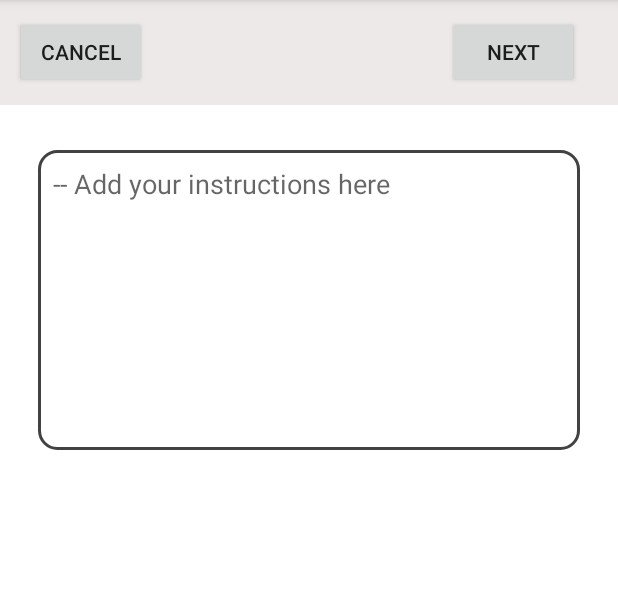
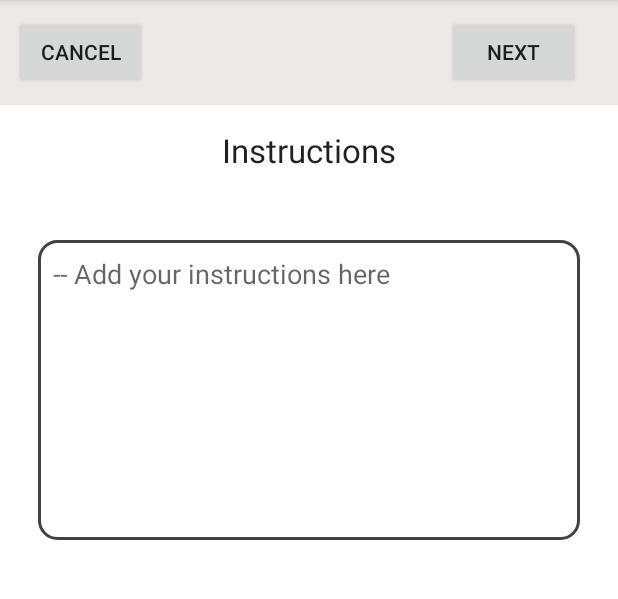
Before and after one commit to EthanB911/ACookBookApp2, an Android app: the fragment Create3Fragment placed in its activity, on a phone screen of 412 x 824 dp, the part 84-683 px from its top. Run offline under Robolectric (Android 15) with nearby library versions, the phone set to English and light mode, and no system bars.

Commit message:
small changes

```diff
--- a/app/src/main/java/com/example/acookbookapp/ListRecipe/ListAdapter.java
+++ b/app/src/main/java/com/example/acookbookapp/ListRecipe/ListAdapter.java
@@ -47,8 +47,9 @@ public class ListAdapter extends RecyclerView.Adapter<ListAdapter.ViewHolder> {
 
             //to show these properties for each item in a list
             holder.textViewHead.setText(listItem.getHead());
-            holder.textViewDesc.setText(listItem.getDesc());
+            holder.textViewDesc.setText("Difficulty: " + listItem.getDesc());
             holder.textViewId.setText(listItem.getId());
+            holder.time.setText("Time: " +listItem.getTime());
             byte[] image= listItem.getImage();
             if(image != null)
                 bitmap = BitmapFactory.decodeByteArray(image, 0, image.length);
@@ -68,6 +69,7 @@ public class ListAdapter extends RecyclerView.Adapter<ListAdapter.ViewHolder> {
         public TextView textViewHead;
         public TextView textViewDesc;
         public TextView textViewId;
+        public TextView time;
         public ImageView imgView;
 
         public ViewHolder(@NonNull View itemView) {
@@ -75,6 +77,7 @@ public class ListAdapter extends RecyclerView.Adapter<ListAdapter.ViewHolder> {
             textViewHead = (TextView) itemView.findViewById(R.id.textViewHead);
             textViewDesc= (TextView) itemView.findViewById(R.id.textViewDesc);
             textViewId= (TextView) itemView.findViewById(R.id.recipeID);
+            time = (TextView)itemView.findViewById(R.id.time);
             imgView = (ImageView)itemView.findViewById(R.id.listimage);
             itemView.setOnClickListener(this);
         }
--- a/app/src/main/java/com/example/acookbookapp/MainMenu/UserFragment.java
+++ b/app/src/main/java/com/example/acookbookapp/MainMenu/UserFragment.java
@@ -78,7 +78,8 @@ View view;
                         res.getString(0),
                         res.getString(1),
                         res.getString(2),
-                        res.getBlob(7)
+                        res.getBlob(7),
+                        res.getString(4)
                 );
 
                 listItems.add(li);
--- a/app/src/main/java/com/example/acookbookapp/MainMenu/UserListAdapter.java
+++ b/app/src/main/java/com/example/acookbookapp/MainMenu/UserListAdapter.java
@@ -49,8 +49,9 @@ public class UserListAdapter extends RecyclerView.Adapter<UserListAdapter.ViewHo
 
             //to show these properties for each item in a list
             holder.textViewHead.setText(listItem.getHead());
-            holder.textViewDesc.setText(listItem.getDesc());
+            holder.textViewDesc.setText("Difficulty: " + listItem.getDesc());
             holder.textViewId.setText(listItem.getId());
+            holder.time.setText("Time: " +listItem.getTime());
             byte[] image= listItem.getImage();
             if(image != null)
                 bitmap = BitmapFactory.decodeByteArray(image, 0, image.length);
@@ -70,6 +71,7 @@ public class UserListAdapter extends RecyclerView.Adapter<UserListAdapter.ViewHo
         public TextView textViewHead;
         public TextView textViewDesc;
         public TextView textViewId;
+        public TextView time;
         public ImageView imgView;
 
         public ViewHolder(@NonNull View itemView) {
@@ -78,6 +80,7 @@ public class UserListAdapter extends RecyclerView.Adapter<UserListAdapter.ViewHo
             textViewDesc= (TextView) itemView.findViewById(R.id.textViewDesc);
             textViewId= (TextView) itemView.findViewById(R.id.recipeID);
             imgView = (ImageView)itemView.findViewById(R.id.listimage);
+            time = (TextView)itemView.findViewById(R.id.time);
             itemView.setOnClickListener(this);
         }
 
--- a/app/src/main/java/com/example/acookbookapp/UploadRecipe/UploadActivity.java
+++ b/app/src/main/java/com/example/acookbookapp/UploadRecipe/UploadActivity.java
@@ -38,8 +38,8 @@ public class UploadActivity extends AppCompatActivity {
     Fragment fragment4;
     ArrayList<String> ingredientListMain;
     EditText nam, instruc;
-    Spinner cat, diff;
-    String name, ingredients, instructions, category, difficulty;
+    Spinner cat, diff, tim;
+    String name, ingredients, time,  instructions, category, difficulty;
     byte[] img;
     ImageView imageView;
     SQLiteHelper myDb;
@@ -121,7 +121,10 @@ public class UploadActivity extends AppCompatActivity {
             }else if(frag == fragment4){
                 //get time and difficulty and try to add recipe.
                 diff = (Spinner) frag.getActivity().findViewById(R.id.difficulty) ;
+                tim = (Spinner) frag.getActivity().findViewById(R.id.time) ;
                 difficulty= diff.getSelectedItem().toString();
+                difficulty= diff.getSelectedItem().toString();
+                time= tim.getSelectedItem().toString();
 
                 imageView= (ImageView)frag.getActivity().findViewById(R.id.imageView);
                 //check if all fields have been filled prior to attempting to create a recipe
@@ -171,7 +174,7 @@ public class UploadActivity extends AppCompatActivity {
     public boolean save(){
         boolean isInserted = myDb.insertDataRecipe(name,
                 ingredients,
-                instructions, " 9", difficulty, category, img, userId );
+                instructions, time, difficulty, category, img, userId );
         if(isInserted == true)
             Toast.makeText(UploadActivity.this,"Data Inserted",Toast.LENGTH_LONG).show();
         else
--- a/app/src/main/res/layout/fragment_create2.xml
+++ b/app/src/main/res/layout/fragment_create2.xml
@@ -45,7 +45,7 @@
             android:inputType="textPersonName"
             android:hint="Add ingredients"
             android:layout_gravity="center"
-            android:digits="abcdefghijklmnopqrstuvwxyz"/>
+            android:digits="abcdefghijklmnopqrstuvwxyz1234567890."/>
 
                         <com.google.android.material.floatingactionbutton.FloatingActionButton
                             android:id="@+id/floatingActionButton"
--- a/app/src/main/res/layout/fragment_create3.xml
+++ b/app/src/main/res/layout/fragment_create3.xml
@@ -34,7 +34,13 @@
         android:orientation="vertical"
         >
 
-
+    <TextView
+        android:layout_width="match_parent"
+        android:layout_height="60dp"
+        android:text="Instructions"
+        android:gravity="center"
+        android:textAlignment="center"
+        android:textAppearance="@style/TextAppearance.AppCompat.Large"/>
 
         <EditText
             android:id="@+id/editTex2"
--- a/app/src/main/res/values/strings.xml
+++ b/app/src/main/res/values/strings.xml
@@ -14,11 +14,11 @@
         <item>Mexican</item>
     </string-array>
     <string-array name="time_to_make">
-        <item>One</item>
-        <item>Two</item>
-        <item>Three</item>
-        <item>Four</item>
-        <item>Five</item>
+        <item>30 min</item>
+        <item>1 hour</item>
+        <item>1.5 hours</item>
+        <item>2 hours</item>
+        <item>3 hours</item>
     </string-array>
     <string-array name="difficulty">
         <item>Low</item>
@@ -26,5 +26,5 @@
         <item>High</item>
     </string-array>
     <string name="multi_line"> --   Add your instructions here</string>
-    <string name="name"> Names</string>
+    <string name="name"> Name</string>
 </resources>
```
Also changed, not shown: app/src/main/java/com/example/acookbookapp/ListRecipe/ListFragment.java (+12 -5 lines), app/src/main/java/com/example/acookbookapp/ListRecipe/ListItem.java (+7 -1 lines), app/src/main/res/layout/fragment_list.xml (+9 -1 lines), app/src/main/res/layout/recclerview_listitem.xml (+6 -1 lines).
